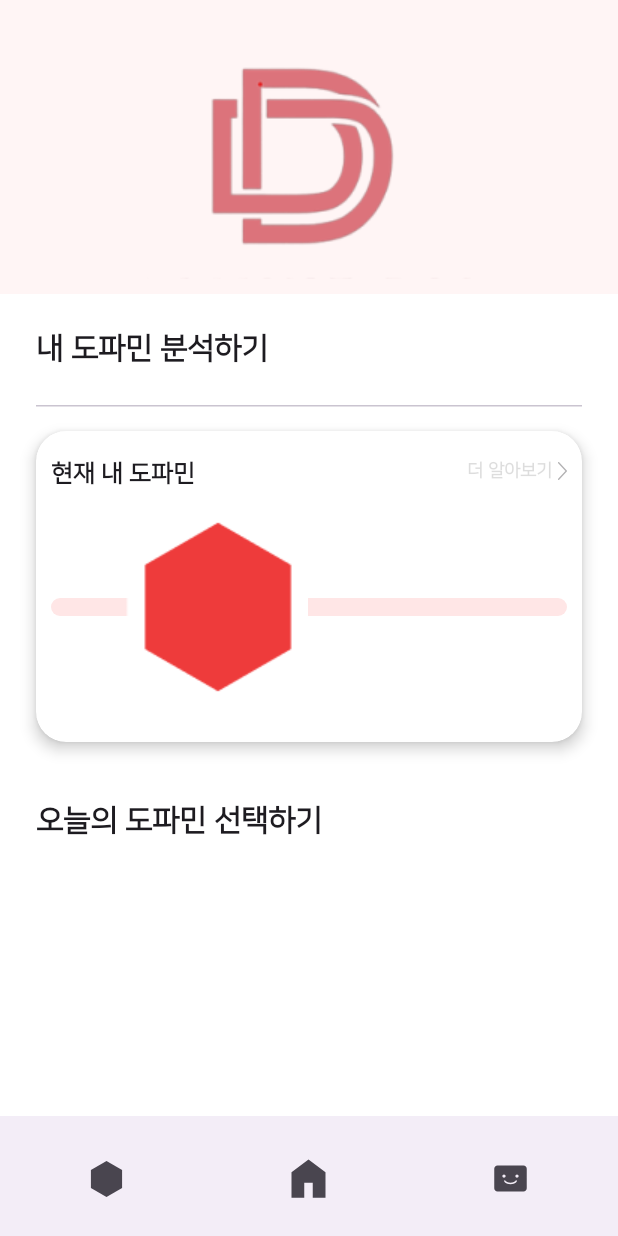
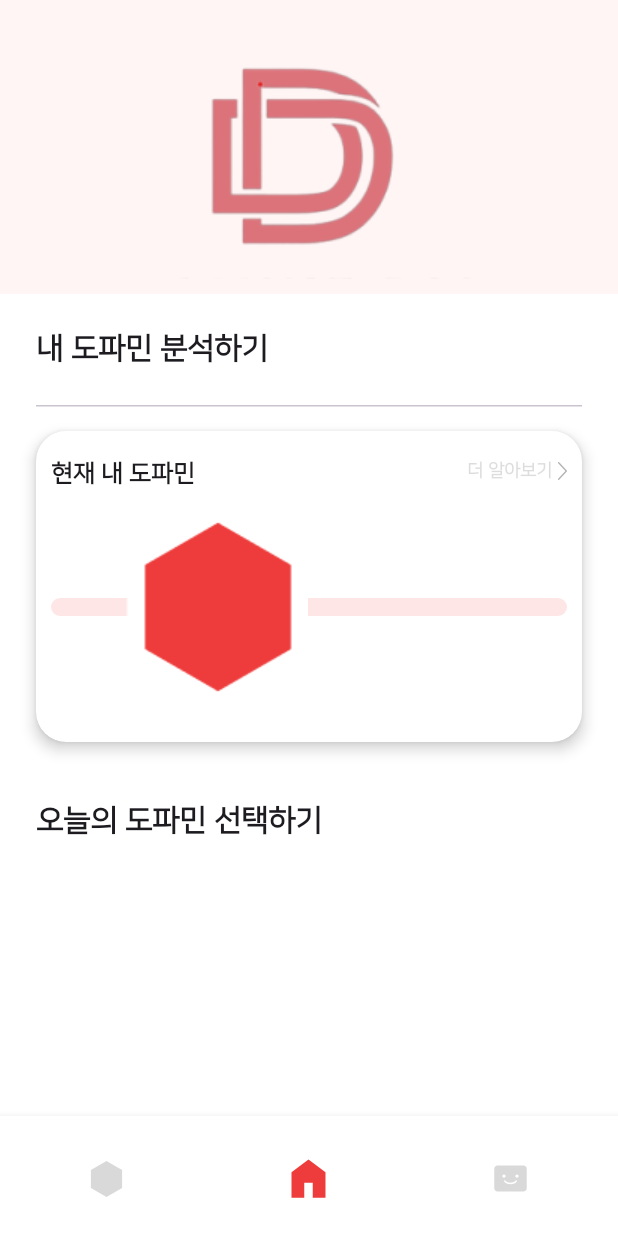
Before and after one commit to Tmdhoon2/2024-appjam, an Android app built with Jetpack Compose: the screen it shows after launch (MainActivity), on a phone screen of 412 x 824 dp. Run offline under Robolectric (Android 15) with nearby library versions, the phone set to English and light mode, and no system bars; pictures from the network do not load.

Commit message:
feat :: BottomNavigationItemColor

```diff
--- a/app/src/main/java/com/seunghoon/generator/component/BottomNavigationBar.kt
+++ b/app/src/main/java/com/seunghoon/generator/component/BottomNavigationBar.kt
@@ -1,12 +1,21 @@
 package com.seunghoon.generator.component
 
 import androidx.annotation.DrawableRes
+import androidx.compose.animation.animateColorAsState
 import androidx.compose.material3.BottomAppBar
 import androidx.compose.material3.Icon
 import androidx.compose.material3.NavigationBarItem
+import androidx.compose.material3.NavigationBarItemColors
+import androidx.compose.material3.NavigationBarItemDefaults
 import androidx.compose.runtime.Composable
+import androidx.compose.runtime.getValue
+import androidx.compose.ui.Modifier
+import androidx.compose.ui.draw.shadow
+import androidx.compose.ui.graphics.Color
 import androidx.compose.ui.res.painterResource
+import androidx.compose.ui.unit.dp
 import androidx.navigation.NavController
+import androidx.navigation.compose.currentBackStackEntryAsState
 import com.seunghoon.generator.R
 import com.seunghoon.generator.navigation.NavigationRoute
 
@@ -38,10 +47,22 @@ sealed class BottomMenu(
 
 @Composable
 internal fun BottomNavigationBar(navController: NavController) {
-    BottomAppBar {
+    val selectedRoute = navController.currentBackStackEntryAsState().value?.destination?.route
+    BottomAppBar(
+        modifier = Modifier.shadow(
+            elevation = 8.dp,
+        ),
+        containerColor = Color.White,
+    ) {
         menus.forEach { item ->
+            val selected = selectedRoute == item.route
+            val color by animateColorAsState(
+                targetValue = if (selected) Color(0xFFEE3B3B)
+                else Color(0xFFD9D9D9),
+                label = "",
+            )
             NavigationBarItem(
-                selected = false,
+                selected = selected,
                 onClick = {
                     navController.navigate(item.route) {
                         launchSingleTop = true
@@ -52,10 +73,12 @@ internal fun BottomNavigationBar(navController: NavController) {
                 },
                 icon = {
                     Icon(
+                        tint = color,
                         painter = painterResource(id = item.iconRes),
                         contentDescription = null,
                     )
                 },
+                colors = NavigationBarItemDefaults.colors(indicatorColor = Color.White),
             )
         }
     }
```
